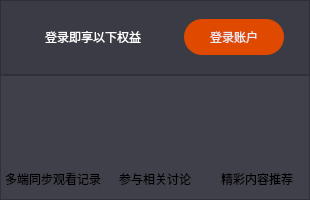
First picture: the form in VideoPlayer/login/Login.ui, repository huizhang556/pc-video-player, before the edit.
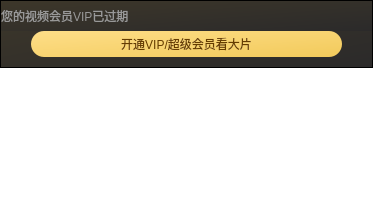
Second picture: the form after the edit. The open tabs and pages were chosen to show the change. Icons and pictures are not drawn.

The edit to the form file:
```diff
--- a/VideoPlayer/login/Login.ui
+++ b/VideoPlayer/login/Login.ui
@@ -6,10 +6,16 @@
    <rect>
     <x>0</x>
     <y>0</y>
-    <width>310</width>
+    <width>373</width>
     <height>200</height>
    </rect>
   </property>
+  <property name="minimumSize">
+   <size>
+    <width>0</width>
+    <height>200</height>
+   </size>
+  </property>
   <property name="windowTitle">
    <string>Dialog</string>
   </property>
@@ -33,10 +39,27 @@
     <number>0</number>
    </property>
    <item>
+    <widget class="QStackedWidget" name="stackwidget_login">
+     <property name="currentIndex">
+      <number>0</number>
+     </property>
+     <widget class="QWidget" name="Page1" native="true">
     <layout class="QVBoxLayout" name="verticalLayout_6" stretch="2,3">
      <property name="spacing">
       <number>0</number>
      </property>
+       <property name="leftMargin">
+        <number>0</number>
+       </property>
+       <property name="topMargin">
+        <number>0</number>
+       </property>
+       <property name="rightMargin">
+        <number>0</number>
+       </property>
+       <property name="bottomMargin">
+        <number>0</number>
+       </property>
      <item>
       <widget class="QFrame" name="frame">
        <property name="maximumSize">
@@ -372,6 +395,158 @@
       </widget>
      </item>
     </layout>
+     </widget>
+     <widget class="QWidget" name="page">
+      <layout class="QVBoxLayout" name="verticalLayout_11">
+       <property name="spacing">
+        <number>0</number>
+       </property>
+       <property name="leftMargin">
+        <number>0</number>
+       </property>
+       <property name="topMargin">
+        <number>0</number>
+       </property>
+       <property name="rightMargin">
+        <number>0</number>
+       </property>
+       <property name="bottomMargin">
+        <number>0</number>
+       </property>
+       <item>
+        <layout class="QVBoxLayout" name="verticalLayout_10">
+         <property name="spacing">
+          <number>0</number>
+         </property>
+         <item>
+          <widget class="QFrame" name="frame_openvip">
+           <property name="styleSheet">
+            <string notr="true">QFrame
+{
+background-color:qlineargradient(spread:pad,x1:0,y1:0,x2:1,y2:1,stop:0 #3d372a, stop:1  #2b2a2a);
+}</string>
+           </property>
+           <property name="frameShape">
+            <enum>QFrame::StyledPanel</enum>
+           </property>
+           <property name="frameShadow">
+            <enum>QFrame::Raised</enum>
+           </property>
+           <layout class="QVBoxLayout" name="verticalLayout_9">
+            <property name="spacing">
+             <number>0</number>
+            </property>
+            <property name="leftMargin">
+             <number>0</number>
+            </property>
+            <property name="topMargin">
+             <number>0</number>
+            </property>
+            <property name="rightMargin">
+             <number>0</number>
+            </property>
+            <property name="bottomMargin">
+             <number>0</number>
+            </property>
+            <item>
+             <layout class="QVBoxLayout" name="verticalLayout_8">
+              <property name="spacing">
+               <number>0</number>
+              </property>
+              <item>
+               <widget class="QLabel" name="label_vipwarning">
+                <property name="minimumSize">
+                 <size>
+                  <width>0</width>
+                  <height>30</height>
+                 </size>
+                </property>
+                <property name="styleSheet">
+                 <string notr="true">QLabel
+{
+color:#999999;
+font: 25 10pt &quot;Microsoft YaHei UI&quot;;
+}</string>
+                </property>
+                <property name="text">
+                 <string>您的视频会员VIP已过期</string>
+                </property>
+               </widget>
+              </item>
+              <item>
+               <widget class="QPushButton" name="pushButton_openvip">
+                <property name="minimumSize">
+                 <size>
+                  <width>0</width>
+                  <height>36</height>
+                 </size>
+                </property>
+                <property name="maximumSize">
+                 <size>
+                  <width>16777215</width>
+                  <height>36</height>
+                 </size>
+                </property>
+                <property name="styleSheet">
+                 <string notr="true">QPushButton
+{
+text-align: center;
+margin: 0px 30px 10px 30px;
+border-radius:13px;
+color: #663d00;
+font: 25 9pt &quot;Microsoft YaHei&quot;;
+background-color:qlineargradient(spread:pad,x1:0,y1:0,x2:1,y2:1,stop:0 #fede88, stop:1  #f2ca5b);
+}
+
+QPushButton:hover
+{
+color:#ff4b38;
+background-color: #fede88;
+}</string>
+                </property>
+                <property name="text">
+                 <string>开通VIP/超级会员看大片</string>
+                </property>
+               </widget>
+              </item>
+             </layout>
+            </item>
+           </layout>
+          </widget>
+         </item>
+         <item>
+          <widget class="QListWidget" name="listWidget_person">
+           <property name="styleSheet">
+            <string notr="true">#listWidget_person
+{
+border: none;
+font: 25 10pt &quot;Microsoft YaHei&quot;;
+}
+
+#listWidget_person::item
+{
+height:43px;
+color: white;
+background-color:#292929;
+border: 0px solid #3e3e3e;
+border-bottom-width:1px;
+padding-left: 20px;
+
+}
+
+
+#listWidget_person::item:hover
+{
+color: #008bb5;
+}</string>
+           </property>
+          </widget>
+         </item>
+        </layout>
+       </item>
+      </layout>
+     </widget>
+    </widget>
    </item>
   </layout>
  </widget>
```
Lines whose indentation alone changed are shown as unchanged.
